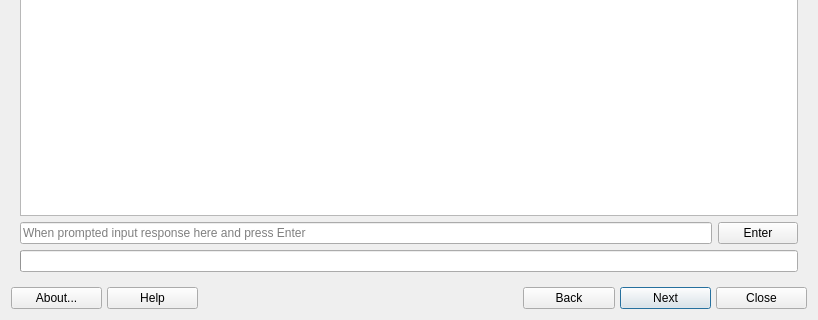
This is mainwindow.ui in AdrianTM/mx-live-usb-maker as Qt 5 draws it before an edit; both pictures show x 0 to 818 and y 469 to 789 of the 818 by 789 pixel window. The edited form follows.
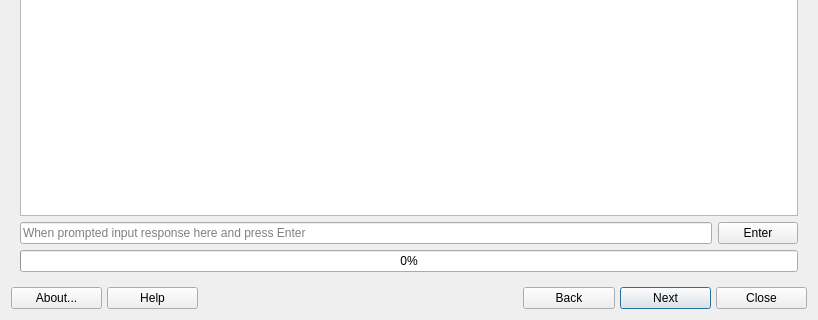
This is the edited form. The open tabs and pages were chosen to show the change. Icons and pictures are not drawn.

```diff
--- a/mainwindow.ui
+++ b/mainwindow.ui
@@ -637,7 +637,7 @@
           <number>0</number>
          </property>
          <property name="textVisible">
-          <bool>false</bool>
+          <bool>true</bool>
          </property>
         </widget>
        </item>
```
Left out of the diff: 6 changed lines with no effect on the pictures.
